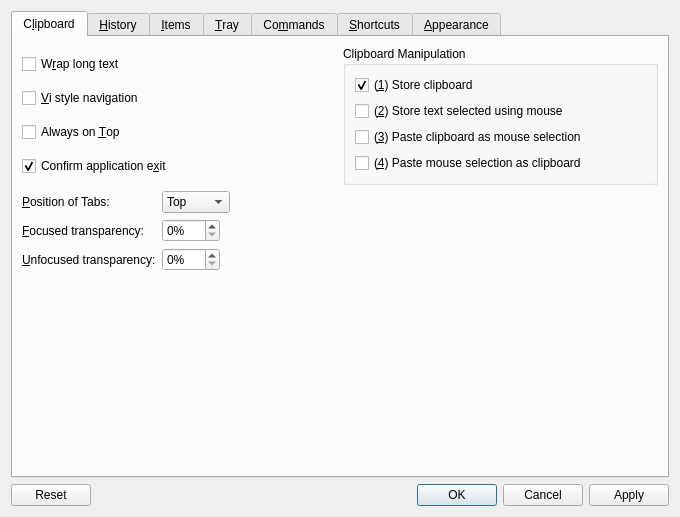
Qt form src/ui/configurationmanager.ui (hluk/CopyQ) before a commit.
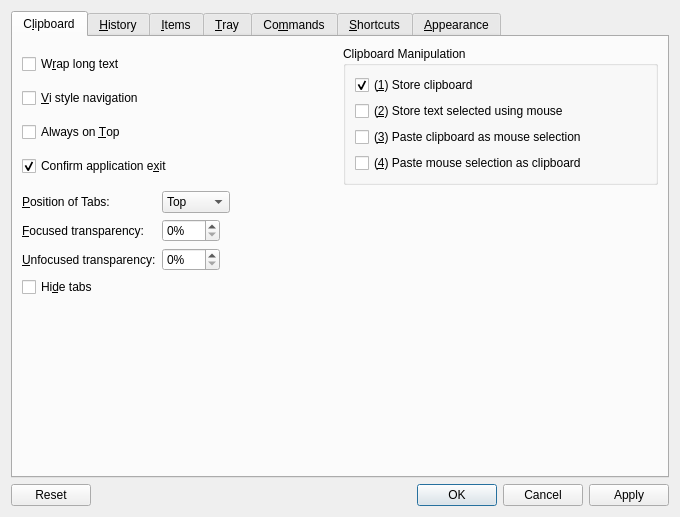
The same form after that commit. Icons and pictures are not drawn. Custom widgets are drawn as their Qt base class.

Commit message: Option clean mode: show menu bar and tabs only on Alt key press

Patch:
```diff
--- a/src/ui/configurationmanager.ui
+++ b/src/ui/configurationmanager.ui
@@ -303,6 +303,16 @@
            </item>
           </layout>
          </item>
+         <item row="3" column="0">
+          <widget class="QCheckBox" name="checkBoxHideTabs">
+           <property name="toolTip">
+            <string>Hide tabs (keep Alt key pressed to show)</string>
+           </property>
+           <property name="text">
+            <string>Hi&amp;de tabs</string>
+           </property>
+          </widget>
+         </item>
         </layout>
        </widget>
        <widget class="QWidget" name="tabGeneral">
```
Left out of the diff: 113 changed lines with no effect on the pictures. The commit also changes 5 other files.
